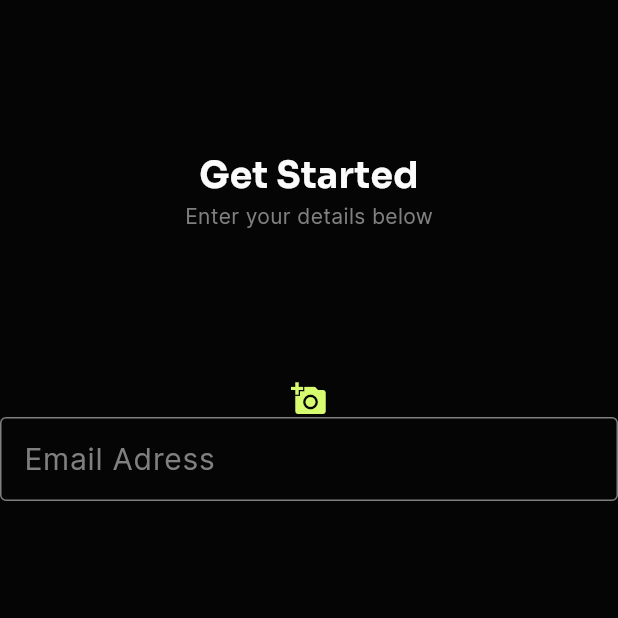
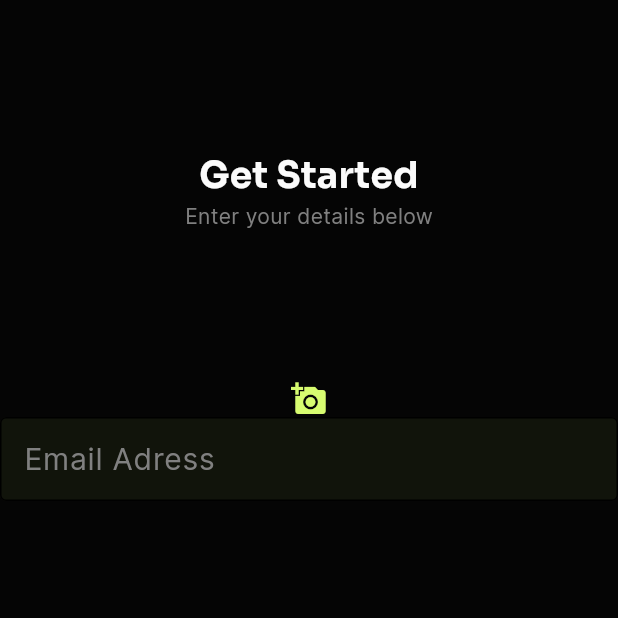
Before and after one commit to ahmdZhran/e-commerce, a Flutter app: the SignUpViwe screen opened by its route, on a phone screen of 412 x 824 dp, the top half of it. Run offline on Flutter 3.47's test engine with Material 3 defaults, Android fonts, the phone set to English and light mode, and no system bars; our stand-ins replace flutter_svg, get_it, go_router, shared_preferences, smooth_page_indicator; accounts and stored records are empty.

Commit message:
add color to appColors

```diff
--- a/lib/core/utls/app_color.dart
+++ b/lib/core/utls/app_color.dart
@@ -5,4 +5,5 @@ abstract class AppColors {
   static Color kGreyColor = const Color(0xff808080);
   static Color kWhiteColor = const Color(0xfffbfbfb);
   static Color kBlackColor = const Color.fromARGB(255, 5, 5, 5);
+  static Color kDarkGreyColor = const Color(0x0fd7fc70);
 }
--- a/lib/features/auth/presentation/widgets/custom_text_form_field.dart
+++ b/lib/features/auth/presentation/widgets/custom_text_form_field.dart
@@ -19,6 +19,8 @@ class CustomTextFomField extends StatelessWidget {
       },
       onChanged: onChanged,
       decoration: InputDecoration(
+        filled: true,
+        fillColor: AppColors.kDarkGreyColor,
         enabledBorder: outlineInputBorder(),
         focusedBorder: outlineInputBorder(),
         labelText: lableText,
@@ -30,6 +32,6 @@ class CustomTextFomField extends StatelessWidget {
 
 OutlineInputBorder outlineInputBorder() {
   return OutlineInputBorder(
-      borderRadius: BorderRadius.circular(4),
-      borderSide: BorderSide(color: AppColors.kGreyColor));
+    borderRadius: BorderRadius.circular(4),
+  );
 }
```
